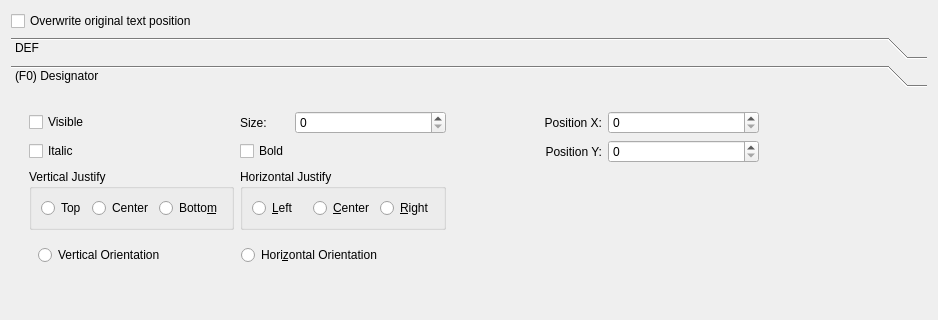
Before: the Qt Designer form project/src/designsettings.ui in pioupus/kicadLibCreator, drawn with Qt 5; both pictures show x 0 to 938 and y 0 to 320 of the 938 by 791 pixel window.
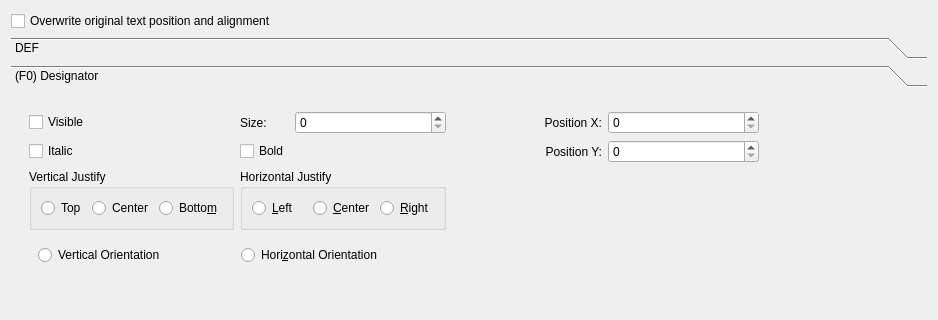
After: the same form once the commit is applied.

Commit message: refs #11 design settings. text size, visibility etc

Patch:
```diff
--- a/project/src/designsettings.ui
+++ b/project/src/designsettings.ui
@@ -2009,7 +2009,7 @@
    <item row="0" column="0">
     <widget class="QCheckBox" name="chb_overwrite_orig_position">
      <property name="text">
-      <string>Overwrite original text position</string>
+      <string>Overwrite original text position and alignment</string>
      </property>
     </widget>
    </item>
```
The commit also changes 2 other files.
